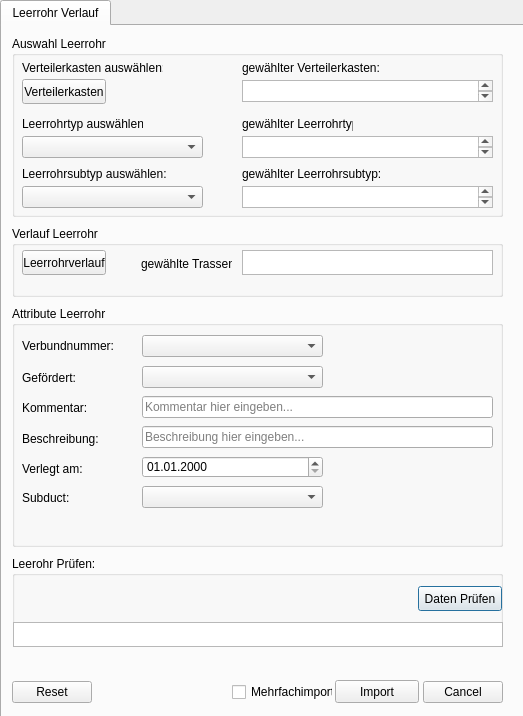
Before: the Qt Designer form tools/leerrohr_verlegen/leerrohr_verlegen_dialog_base.ui in geoKjack/Toolbox_SiegeleCO, drawn with Qt 5.
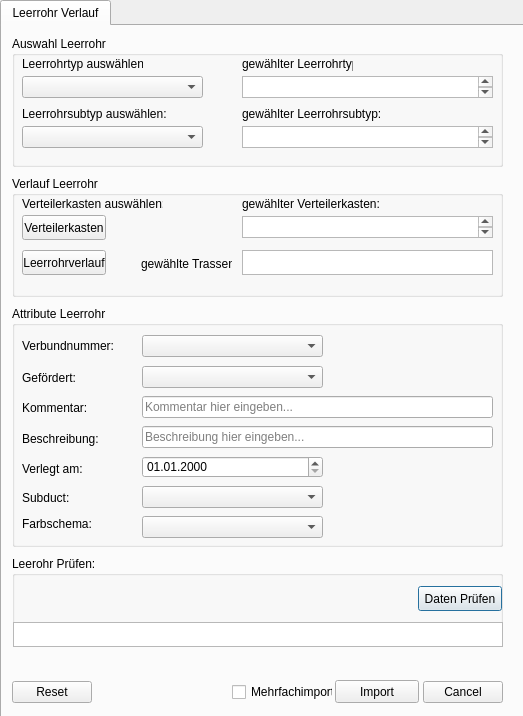
After: the same form once the commit is applied. Custom widgets are drawn as their Qt base class.

Commit message: Ergänzung Farbschema für Leerrohr Tool; Auswahl für Subtypen auf relevante Typen einschränken

What changed in the file:
```diff
--- a/tools/leerrohr_verlegen/leerrohr_verlegen_dialog_base.ui
+++ b/tools/leerrohr_verlegen/leerrohr_verlegen_dialog_base.ui
@@ -269,14 +269,37 @@
        </rect>
       </property>
      </widget>
+     <widget class="QLabel" name="label_16">
+      <property name="geometry">
+       <rect>
+        <x>10</x>
+        <y>210</y>
+        <width>111</width>
+        <height>16</height>
+       </rect>
+      </property>
+      <property name="text">
+       <string>Farbschema:</string>
+      </property>
+     </widget>
+     <widget class="QComboBox" name="comboBox_Farbschema">
+      <property name="geometry">
+       <rect>
+        <x>130</x>
+        <y>210</y>
+        <width>181</width>
+        <height>22</height>
+       </rect>
+      </property>
+     </widget>
     </widget>
     <widget class="QGroupBox" name="groupBox">
      <property name="geometry">
       <rect>
        <x>10</x>
-       <y>200</y>
+       <y>150</y>
        <width>491</width>
-       <height>71</height>
+       <height>121</height>
       </rect>
      </property>
      <property name="title">
@@ -286,7 +309,7 @@
       <property name="geometry">
        <rect>
         <x>10</x>
-        <y>24</y>
+        <y>74</y>
         <width>84</width>
         <height>25</height>
        </rect>
@@ -299,7 +322,7 @@
       <property name="geometry">
        <rect>
         <x>230</x>
-        <y>24</y>
+        <y>74</y>
         <width>251</width>
         <height>25</height>
        </rect>
@@ -309,7 +332,7 @@
       <property name="geometry">
        <rect>
         <x>129</x>
-        <y>28</y>
+        <y>78</y>
         <width>91</width>
         <height>20</height>
        </rect>
@@ -318,6 +341,55 @@
        <string>gewählte Trassen:</string>
       </property>
      </widget>
+     <widget class="QLabel" name="label_7">
+      <property name="geometry">
+       <rect>
+        <x>230</x>
+        <y>20</y>
+        <width>141</width>
+        <height>16</height>
+       </rect>
+      </property>
+      <property name="text">
+       <string>gewählter Verteilerkasten:</string>
+      </property>
+     </widget>
+     <widget class="QPushButton" name="pushButton_verteiler">
+      <property name="geometry">
+       <rect>
+        <x>10</x>
+        <y>39</y>
+        <width>84</width>
+        <height>25</height>
+       </rect>
+      </property>
+      <property name="text">
+       <string>Verteilerkasten</string>
+      </property>
+     </widget>
+     <widget class="QLabel" name="label_3">
+      <property name="geometry">
+       <rect>
+        <x>10</x>
+        <y>20</y>
+        <width>141</width>
+        <height>16</height>
+       </rect>
+      </property>
+      <property name="text">
+       <string>Verteilerkasten auswählen:</string>
+      </property>
+     </widget>
+     <widget class="QTextEdit" name="label_gewaehlter_verteiler">
+      <property name="geometry">
+       <rect>
+        <x>230</x>
+        <y>40</y>
+        <width>251</width>
+        <height>22</height>
+       </rect>
+      </property>
+     </widget>
     </widget>
     <widget class="QGroupBox" name="groupBox_4">
      <property name="geometry">
@@ -325,7 +397,7 @@
        <x>10</x>
        <y>10</y>
        <width>491</width>
-       <height>181</height>
+       <height>131</height>
       </rect>
      </property>
      <property name="title">
@@ -335,7 +407,7 @@
       <property name="geometry">
        <rect>
         <x>10</x>
-        <y>80</y>
+        <y>20</y>
         <width>121</width>
         <height>16</height>
        </rect>
@@ -348,7 +420,7 @@
       <property name="geometry">
        <rect>
         <x>10</x>
-        <y>100</y>
+        <y>40</y>
         <width>181</width>
         <height>22</height>
        </rect>
@@ -358,7 +430,7 @@
       <property name="geometry">
        <rect>
         <x>230</x>
-        <y>100</y>
+        <y>40</y>
         <width>251</width>
         <height>22</height>
        </rect>
@@ -368,7 +440,7 @@
       <property name="geometry">
        <rect>
         <x>230</x>
-        <y>80</y>
+        <y>20</y>
         <width>111</width>
         <height>16</height>
        </rect>
@@ -381,7 +453,7 @@
       <property name="geometry">
        <rect>
         <x>10</x>
-        <y>150</y>
+        <y>90</y>
         <width>181</width>
         <height>22</height>
        </rect>
@@ -391,7 +463,7 @@
       <property name="geometry">
        <rect>
         <x>230</x>
-        <y>150</y>
+        <y>90</y>
         <width>251</width>
         <height>22</height>
        </rect>
@@ -401,7 +473,7 @@
       <property name="geometry">
        <rect>
         <x>230</x>
-        <y>130</y>
+        <y>70</y>
         <width>141</width>
         <height>16</height>
        </rect>
@@ -414,7 +486,7 @@
       <property name="geometry">
        <rect>
         <x>10</x>
-        <y>130</y>
+        <y>70</y>
         <width>161</width>
         <height>16</height>
        </rect>
@@ -423,55 +495,6 @@
        <string>Leerrohrsubtyp auswählen:</string>
       </property>
      </widget>
-     <widget class="QLabel" name="label_7">
-      <property name="geometry">
-       <rect>
-        <x>230</x>
-        <y>24</y>
-        <width>141</width>
-        <height>16</height>
-       </rect>
-      </property>
-      <property name="text">
-       <string>gewählter Verteilerkasten:</string>
-      </property>
-     </widget>
-     <widget class="QLabel" name="label_3">
-      <property name="geometry">
-       <rect>
-        <x>10</x>
-        <y>24</y>
-        <width>141</width>
-        <height>16</height>
-       </rect>
-      </property>
-      <property name="text">
-       <string>Verteilerkasten auswählen:</string>
-      </property>
-     </widget>
-     <widget class="QTextEdit" name="label_gewaehlter_verteiler">
-      <property name="geometry">
-       <rect>
-        <x>230</x>
-        <y>44</y>
-        <width>251</width>
-        <height>22</height>
-       </rect>
-      </property>
-     </widget>
-     <widget class="QPushButton" name="pushButton_verteiler">
-      <property name="geometry">
-       <rect>
-        <x>10</x>
-        <y>43</y>
-        <width>84</width>
-        <height>25</height>
-       </rect>
-      </property>
-      <property name="text">
-       <string>Verteilerkasten</string>
-      </property>
-     </widget>
     </widget>
     <widget class="QCheckBox" name="checkBox_clearForm">
      <property name="geometry">
```
The commit also changes 2 other files.
